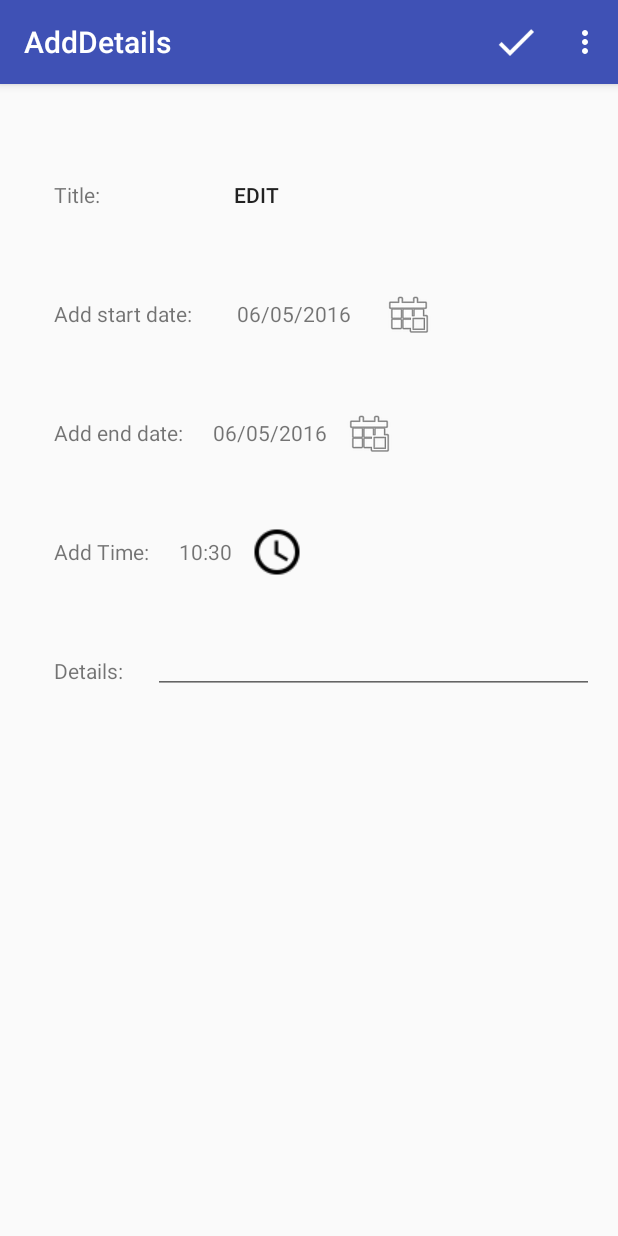
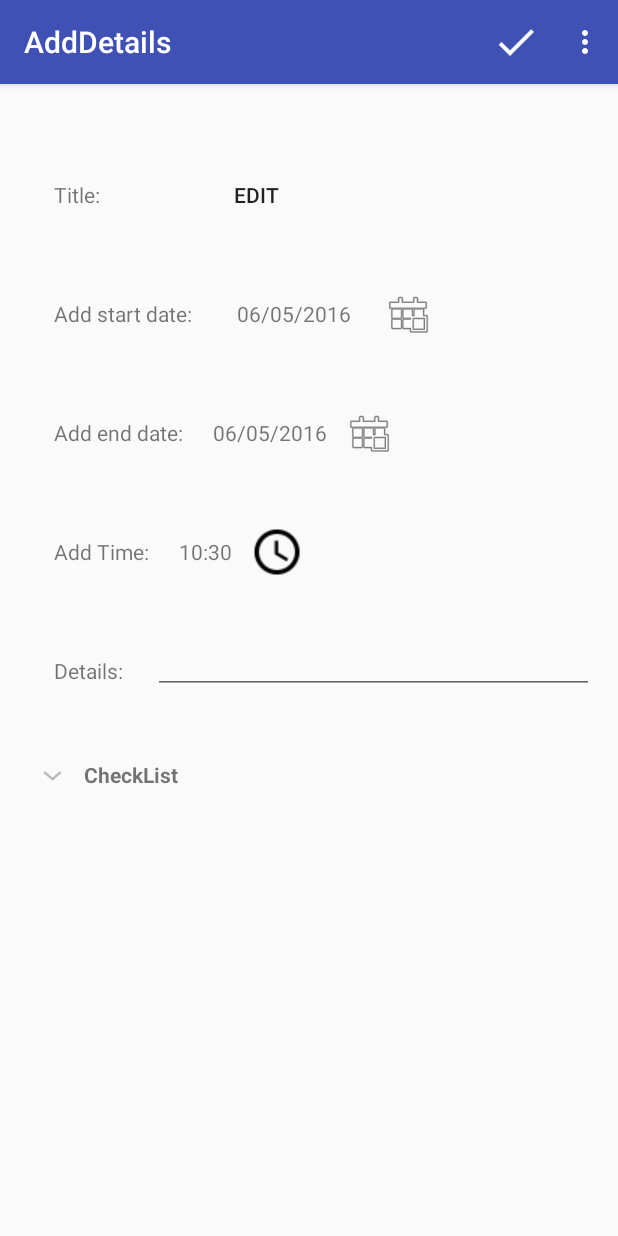
Before and after one commit to Dowie92/LPT, an Android app: the AddDetails screen opened directly, with no data from a screen before it, on a phone screen of 412 x 824 dp. Run offline under Robolectric (Android 15) with nearby library versions, the phone set to English and light mode, and no system bars; 1 statement that could not run was skipped.

Commit message:
fixed the "notes" details section so it saves and loads adding in an expandable list view item... working although the size you can see is limited to a small section

```diff
--- a/app/src/main/java/alexdissertation/lpt/AddDetails.java
+++ b/app/src/main/java/alexdissertation/lpt/AddDetails.java
@@ -7,6 +7,7 @@ import android.app.TimePickerDialog;
 import android.content.DialogInterface;
 import android.content.Intent;
 import android.os.Bundle;
+import android.widget.ExpandableListView;
 import android.support.design.widget.FloatingActionButton;
 import android.support.design.widget.Snackbar;
 import android.support.v7.app.AlertDialog;
@@ -21,6 +22,9 @@ import android.view.View;
 import android.widget.Button;
 import android.widget.CalendarView;
 import android.widget.DatePicker;
+import android.widget.EditText;
+import android.widget.ExpandableListAdapter;
+import android.widget.ListAdapter;
 import android.widget.TextView;
 import android.widget.TimePicker;
 import java.io.File;
@@ -31,6 +35,8 @@ import java.text.SimpleDateFormat;
 import java.util.ArrayList;
 import java.util.Calendar;
 import java.util.Date;
+import java.util.HashMap;
+import java.util.List;
 import java.util.Locale;
 
 public class AddDetails extends AppCompatActivity {
@@ -38,6 +44,7 @@ public class AddDetails extends AppCompatActivity {
     private String startDate;
     //private String endDate; probs not needed
     private String time;
+    private String detailsText;
 
     private File detailsFile;
     private ArrayList <String> details = new ArrayList<String>();
@@ -46,8 +53,15 @@ public class AddDetails extends AppCompatActivity {
     private static TextView startDateTextView;
     private static TextView endDateTextView;
     private static TextView timeTextView;
+    private static EditText detailsEditText;
     private static String dateSelected;
     private static String buttonUsed;
+
+    private static ExpandableListAdapter expandableListAdapter;
+    private static ExpandableListView expandableListView;
+    private static List<String> listHeader;
+    private static HashMap<String,List<String>> listChild;
+
 
     public static void setDateSelected(String t){
         AddDetails.dateSelected = t;
@@ -65,8 +79,20 @@ public class AddDetails extends AppCompatActivity {
         startCalendarbuilder.setMessage("Select a Start Date");
         startCalendarbuilder.setView(calendarView);
 
+        //get the expandableListView
+        expandableListView = (ExpandableListView)findViewById(R.id.ChecklistexpandableListView);
+        //prepping list data...(Might not be needed)
+        prepareListData(); // class actually needed...
+
+        expandableListAdapter = new alexdissertation.lpt.ExpandableListView(this,listHeader,listChild);
+
+        //setting the List Adapter
+        expandableListView.setAdapter(expandableListAdapter);
+
+
 
         arrayListChecker();
+
 
         Calendar c = Calendar.getInstance();
         final SimpleDateFormat dateFormat = new SimpleDateFormat("dd/MM/yyyy");
@@ -94,6 +120,11 @@ public class AddDetails extends AppCompatActivity {
         timeTextView = (TextView)findViewById(R.id.timeText);
         if (timeTextView !=null){
             timeTextView.setText(time);
+        }
+
+        detailsEditText = (EditText)findViewById(R.id.detailsEditText);
+        if (detailsEditText !=null){
+            detailsEditText.setText(detailsText);
         }
 
         Button setTime = (Button)findViewById(R.id.timeButton);
@@ -136,8 +167,27 @@ public class AddDetails extends AppCompatActivity {
                         .setAction("Action", null).show();
             }
         });*/
+    }// oncreate method end
+
+    public void prepareListData (){
+        listHeader = new ArrayList<String>();
+        listChild = new HashMap<String, List<String>>();
+
+        //adding the child Data...
+        listHeader.add("CheckList");
+
+
+        //adding the child data...
+        List<String>CheckList = new ArrayList<String>();
+        CheckList.add("bla bla");
+        CheckList.add("does this work");
+        CheckList.add("Please work");
+        //need the create checklist....
+
+        //adding to the view
+        listChild.put(listHeader.get(0), CheckList);
+
     }
-
 
     @Override
     public void onBackPressed(){
@@ -377,6 +427,9 @@ public class AddDetails extends AppCompatActivity {
         String time = String.valueOf(timeTextView.getText());
         Log.d("AddDTime", time);
         details.add(time);
+        String editTextDetails = String.valueOf(detailsEditText.getText());
+        Log.d("editTextDetails", editTextDetails);
+        details.add(editTextDetails);
     }
     public void detailsSaveFile() throws IOException {
         getFileName();
--- /dev/null
+++ b/app/src/main/java/alexdissertation/lpt/ExpandableListView.java
@@ -0,0 +1,96 @@
+package alexdissertation.lpt;
+
+import android.content.Context;
+import android.graphics.Typeface;
+import android.view.ContextMenu;
+import android.view.LayoutInflater;
+import android.view.View;
+import android.view.ViewGroup;
+import android.widget.BaseExpandableListAdapter;
+import android.widget.ExpandableListAdapter;
+import android.widget.TextView;
+
+import java.util.HashMap;
+import java.util.List;
+
+/**
+ * Created by Alex on 06/05/2016.
+ */
+public class ExpandableListView extends BaseExpandableListAdapter {
+    private Context context;
+    private List<String> listHeader; //for the header of the List...
+    private HashMap<String, List<String>> listChild;
+
+    public ExpandableListView(Context context, List<String> listHeader, HashMap<String,List<String>> listChild){
+        this.context = context;
+        this.listHeader = listHeader;
+        this.listChild = listChild;
+    }
+
+
+    @Override
+    public int getGroupCount() {
+       return this.listHeader.size();
+    }
+
+    @Override
+    public int getChildrenCount(int groupPosition) {
+        return this.listChild.get(this.listHeader.get(groupPosition)).size();
+    }
+
+    @Override
+    public Object getGroup(int groupPosition) {
+        return this.listHeader.get(groupPosition);
+    }
+
+    @Override
+    public Object getChild(int groupPosition, int childPosition) {
+        return this.listChild.get(this.listHeader.get(groupPosition)).get(childPosition);
+    }
+
+    @Override
+    public long getGroupId(int groupPosition) {
+        return groupPosition;
+    }
+
+    @Override
+    public long getChildId(int groupPosition, int childPosition) {
+        return childPosition;
+    }
+
+    @Override
+    public boolean hasStableIds() {
+        return false;
+    }
+
+    @Override
+    public View getGroupView(int groupPosition, boolean isExpanded, View convertView, ViewGroup parent) {
+        String headerTitle = (String) getGroup(groupPosition);
+        if (convertView == null){
+            LayoutInflater infalInflater = (LayoutInflater)this.context.getSystemService(Context.LAYOUT_INFLATER_SERVICE);
+            convertView = infalInflater.inflate(R.layout.parent_layout, null);
+        }
+       TextView parentView = (TextView) convertView.findViewById(R.id.parent_txt);
+        parentView.setTypeface(null, Typeface.BOLD);
+        parentView.setText(headerTitle);
+        return convertView;
+    }
+
+    @Override
+    public View getChildView(int groupPosition, int childPosition, boolean isLastChild, View convertView, ViewGroup parent) {
+        final String childText = (String) getChild(groupPosition, childPosition);
+
+        if (convertView == null) {
+            LayoutInflater infalInflater = (LayoutInflater) this.context.getSystemService(Context.LAYOUT_INFLATER_SERVICE);
+            convertView = infalInflater.inflate(R.layout.child_layout, null);
+        }
+        TextView txtListChild = (TextView) convertView.findViewById(R.id.child_txt);
+        txtListChild.setText(childText);
+        return convertView;
+    }
+
+    @Override
+    public boolean isChildSelectable(int groupPosition, int childPosition) {
+        return true;
+    }
+}
--- a/app/src/main/res/layout/content_add_details.xml
+++ b/app/src/main/res/layout/content_add_details.xml
@@ -174,9 +174,25 @@
                 android:layout_height="wrap_content"
                 android:inputType="textMultiLine"
                 android:ems="20"
-                android:id="@+id/editText"/>
+                android:id="@+id/detailsEditText"/>
         </ScrollView>
 
     </LinearLayout>
-</LinearLayout>
+
+        <LinearLayout
+            android:orientation="vertical"
+            android:layout_width="wrap_content"
+            android:layout_height="match_parent"
+            android:id="@+id/checkboxArea">
+
+            <ExpandableListView
+                android:layout_width="fill_parent"
+                android:layout_height="wrap_content"
+                android:id="@+id/ChecklistexpandableListView"
+                android:divider="#A4C739"
+                android:indicatorLeft="?android:attr/expandableListPreferredItemIndicatorLeft"
+                android:dividerHeight="1dp"
+                />
+        </LinearLayout>
+    </LinearLayout>
     </ScrollView>
--- a/app/src/main/res/layout/content_detail.xml
+++ b/app/src/main/res/layout/content_detail.xml
@@ -171,7 +171,7 @@
                     android:layout_height="wrap_content"
                     android:inputType="textMultiLine"
                     android:ems="20"
-                    android:id="@+id/editText"/>
+                    android:id="@+id/detailsEditText"/>
             </ScrollView>
 
         </LinearLayout>
--- /dev/null
+++ b/app/src/main/res/layout/parent_layout.xml
@@ -0,0 +1,15 @@
+<?xml version="1.0" encoding="utf-8"?>
+<LinearLayout xmlns:android="http://schemas.android.com/apk/res/android"
+    android:orientation="vertical"
+    android:layout_width="match_parent"
+    android:layout_height="match_parent"
+    >
+    <TextView
+        android:layout_width="fill_parent"
+        android:layout_height="wrap_content"
+        android:id="@+id/parent_txt"
+        android:paddingLeft="?android:attr/expandableListPreferredItemPaddingLeft"
+        android:paddingTop="10dp"
+        android:paddingBottom="10dp"/>
+
+</LinearLayout>
```
Also changed, not shown: app/src/main/java/alexdissertation/lpt/Detail.java (+29 -6 lines), app/src/main/res/layout/child_layout.xml (added, +16 -0 lines).
